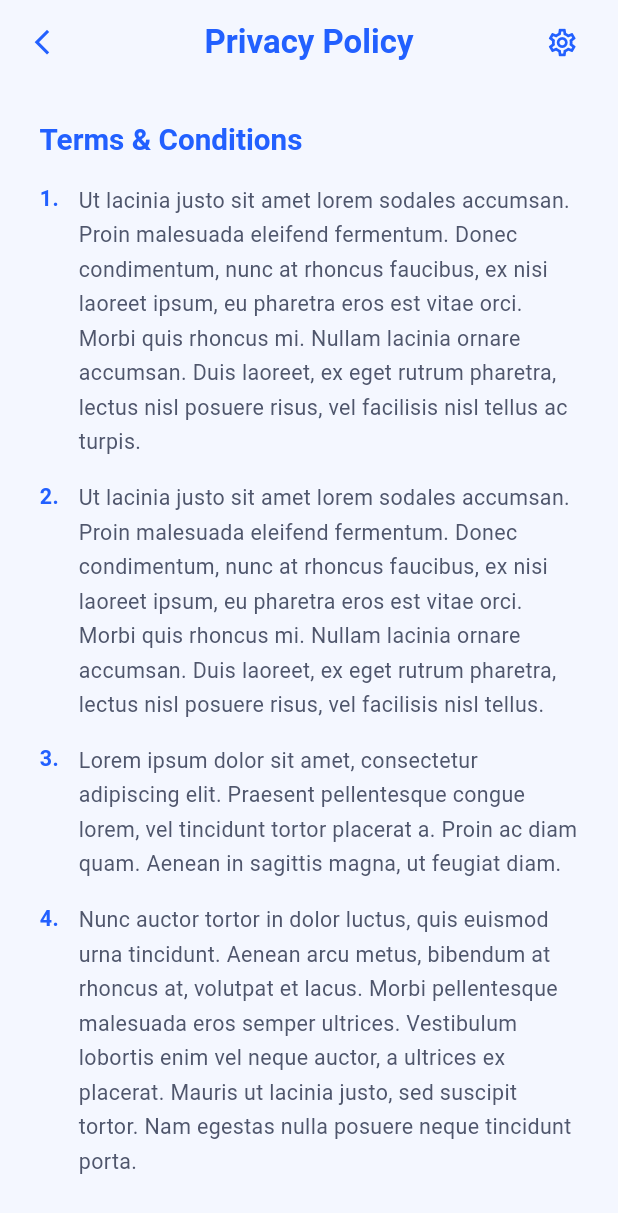
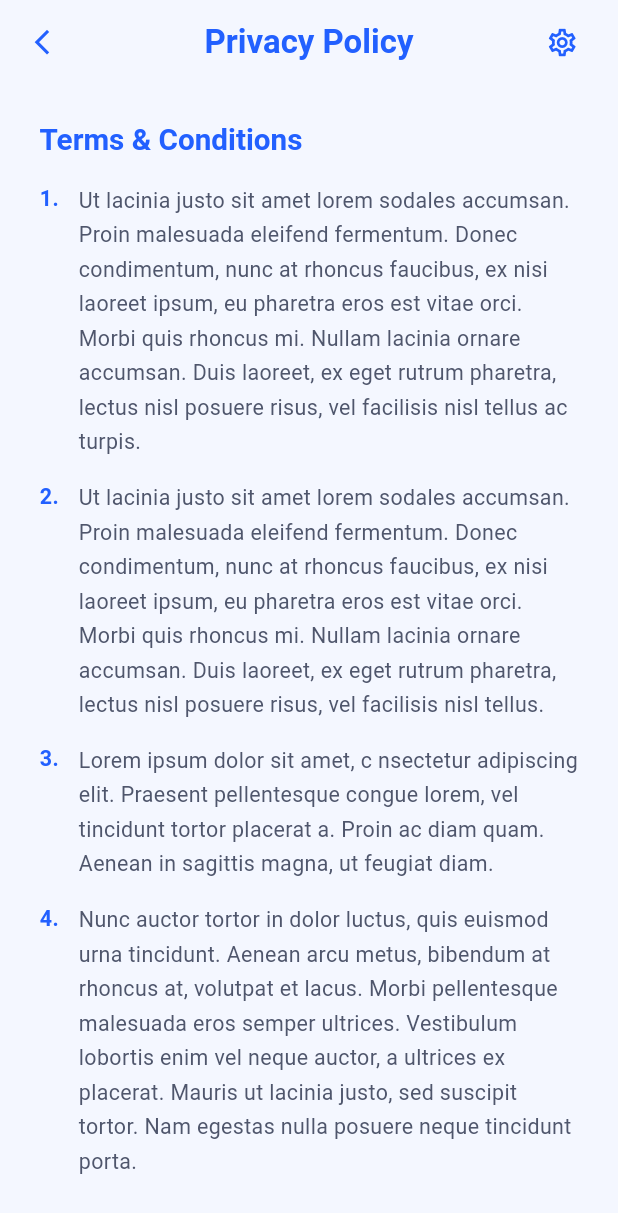
Before and after one commit to iKiks/skinfirts, a Flutter app: the PrivacyPolicyScreen screen opened directly, scrolled down 358 dp, on a phone screen of 412 x 824 dp. Shown: the top 1213 px of the screen. Run offline on Flutter 3.47's test engine with Material 3 defaults, Android fonts, the phone set to English and light mode, and no system bars.

Commit message:
privacy screen updated

```diff
--- a/lib/features/profile/presentation/privacy_policy_screen.dart
+++ b/lib/features/profile/presentation/privacy_policy_screen.dart
@@ -13,7 +13,7 @@ class PrivacyPolicyScreen extends StatelessWidget {
   static const _terms = [
     'Ut lacinia justo sit amet lorem sodales accumsan. Proin malesuada eleifend fermentum. Donec condimentum, nunc at rhoncus faucibus, ex nisi laoreet ipsum, eu pharetra eros est vitae orci. Morbi quis rhoncus mi. Nullam lacinia ornare accumsan. Duis laoreet, ex eget rutrum pharetra, lectus nisl posuere risus, vel facilisis nisl tellus ac turpis.',
     'Ut lacinia justo sit amet lorem sodales accumsan. Proin malesuada eleifend fermentum. Donec condimentum, nunc at rhoncus faucibus, ex nisi laoreet ipsum, eu pharetra eros est vitae orci. Morbi quis rhoncus mi. Nullam lacinia ornare accumsan. Duis laoreet, ex eget rutrum pharetra, lectus nisl posuere risus, vel facilisis nisl tellus.',
-    'Lorem ipsum dolor sit amet, consectetur adipiscing elit. Praesent pellentesque congue lorem, vel tincidunt tortor placerat a. Proin ac diam quam. Aenean in sagittis magna, ut feugiat diam.',
+    'Lorem ipsum dolor sit amet, c nsectetur adipiscing elit. Praesent pellentesque congue lorem, vel tincidunt tortor placerat a. Proin ac diam quam. Aenean in sagittis magna, ut feugiat diam.',
     'Nunc auctor tortor in dolor luctus, quis euismod urna tincidunt. Aenean arcu metus, bibendum at rhoncus at, volutpat et lacus. Morbi pellentesque malesuada eros semper ultrices. Vestibulum lobortis enim vel neque auctor, a ultrices ex placerat. Mauris ut lacinia justo, sed suscipit tortor. Nam egestas nulla posuere neque tincidunt porta.',
   ];
 
```
